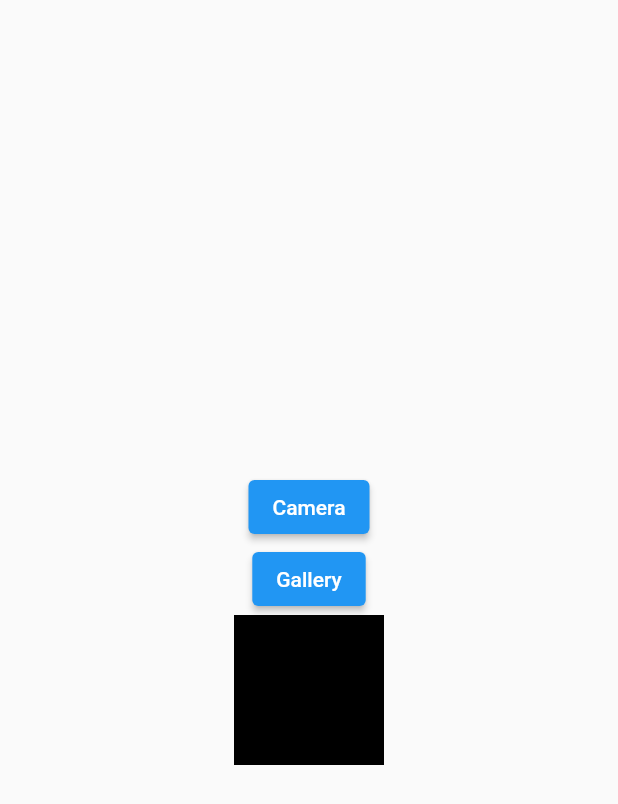
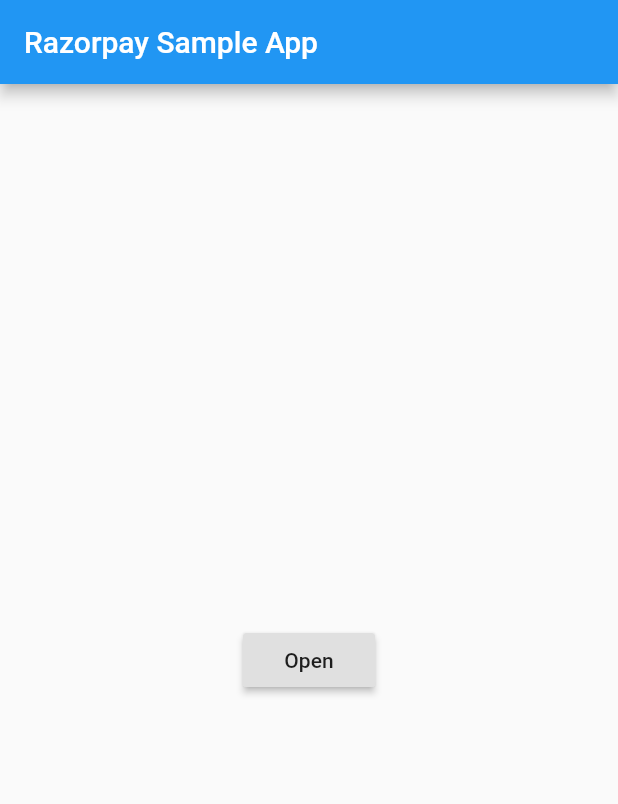
Before and after one commit to sakshigothal/widgetss, a Flutter app: the screen it shows after launch, on a phone screen of 412 x 824 dp. Shown: the top 804 px of the screen. Run offline on Flutter 3.47's test engine with Material 2 defaults, Android fonts, the phone set to English and light mode, and no system bars; our stand-ins replace fluttertoast, shared_preferences, webview_flutter; missing offline and left inert: images_picker, razorpay_flutter.

```diff
--- a/lib/main.dart
+++ b/lib/main.dart
@@ -1,6 +1,7 @@
 import 'package:flutter/material.dart';
 //import 'package:widgetss/listviewexample.dart';
 import 'package:widgetss/onbording.dart';
+import 'package:widgetss/razorpayexamle.dart';
 
 import 'apitest.dart';
 import 'banner.dart';
@@ -34,7 +35,7 @@
       // theme: ThemeData(
       //   elevatedButtonTheme:ElevatedButtonThemeData(style: ButtonStyle(backgroundColor: Colors.red))
       // ),
-      home: CameraGalleryExample(),
+      home: MyApp(),
     ),
   );
 }
--- /dev/null
+++ b/lib/razorpayexamle.dart
@@ -0,0 +1,88 @@
+import 'package:flutter/material.dart';
+import 'package:flutter/services.dart';
+
+import 'package:razorpay_flutter/razorpay_flutter.dart';
+
+import 'package:fluttertoast/fluttertoast.dart';
+
+void main() => runApp(MyApp());
+
+class MyApp extends StatefulWidget {
+  @override
+  _MyAppState createState() => _MyAppState();
+}
+
+class _MyAppState extends State<MyApp> {
+  static const platform = const MethodChannel("razorpay_flutter");
+
+  late Razorpay _razorpay;
+
+  @override
+  Widget build(BuildContext context) {
+    return MaterialApp(
+      home: Scaffold(
+        appBar: AppBar(
+          title: const Text('Razorpay Sample App'),
+        ),
+        body: Center(
+            child: Row(
+                mainAxisAlignment: MainAxisAlignment.center,
+                children: <Widget>[
+              RaisedButton(onPressed: openCheckout, child: Text('Open'))
+            ])),
+      ),
+    );
+  }
+
+  @override
+  void initState() {
+    super.initState();
+    _razorpay = Razorpay();
+    _razorpay.on(Razorpay.EVENT_PAYMENT_SUCCESS, _handlePaymentSuccess);
+    _razorpay.on(Razorpay.EVENT_PAYMENT_ERROR, _handlePaymentError);
+    _razorpay.on(Razorpay.EVENT_EXTERNAL_WALLET, _handleExternalWallet);
+  }
+
+  @override
+  void dispose() {
+    super.dispose();
+    _razorpay.clear();
+  }
+
+  void openCheckout() async {
+    var options = {
+      'key': 'rzp_test_1DP5mmOlF5G5ag',
+      'amount': 450,
+      'name': 'Acme Corp.',
+      'description': 'amul milk',
+      'prefill': {'contact': '7738522234', 'email': 'test@razorpay.com'},
+      'external': {
+        'wallets': ['paytm']
+      }
+    };
+
+    try {
+      _razorpay.open(options);
+    } catch (e) {
+      debugPrint('Error: e');
+    }
+  }
+
+  void _handlePaymentSuccess(PaymentSuccessResponse response) {
+    Fluttertoast.showToast(
+        msg: "SUCCESS: " + response.paymentId!,
+        toastLength: Toast.LENGTH_SHORT);
+  }
+
+  void _handlePaymentError(PaymentFailureResponse response) {
+    Fluttertoast.showToast(
+        msg: "ERROR: " + response.code.toString() + " - " + response.message!,
+        toastLength: Toast.LENGTH_SHORT);
+  }
+
+  void _handleExternalWallet(ExternalWalletResponse response) {
+    Fluttertoast.showToast(
+        msg: "EXTERNAL_WALLET: " + response.walletName!,
+        toastLength: Toast.LENGTH_SHORT);
+  }
+}
--- a/pubspec.yaml
+++ b/pubspec.yaml
@@ -33,6 +33,9 @@
   shared_preferences: ^2.0.7
   http:
   images_picker: ^1.2.4
+  razorpay: ^0.0.2
+  razorpay_flutter: ^1.2.7
+  fluttertoast: ^8.0.8
 
 
 dev_dependencies:
```
Also changed, not shown: pubspec.lock, 3 other files.
